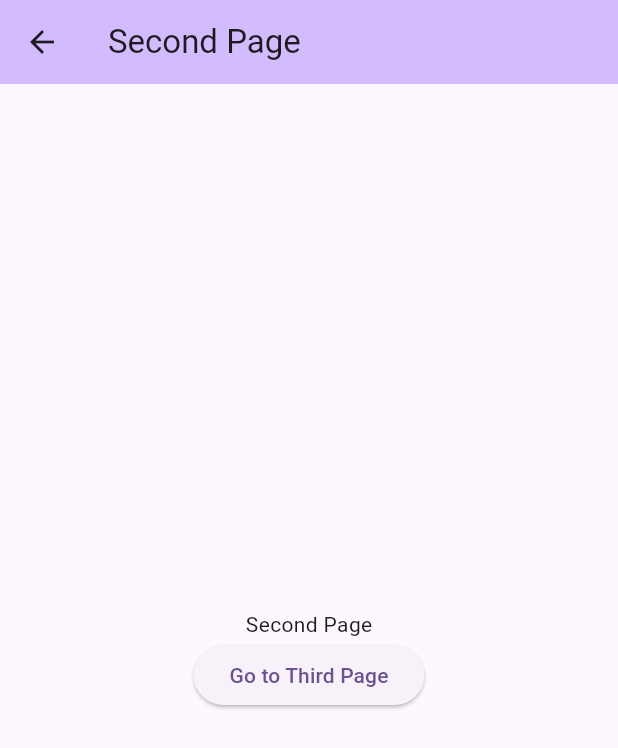
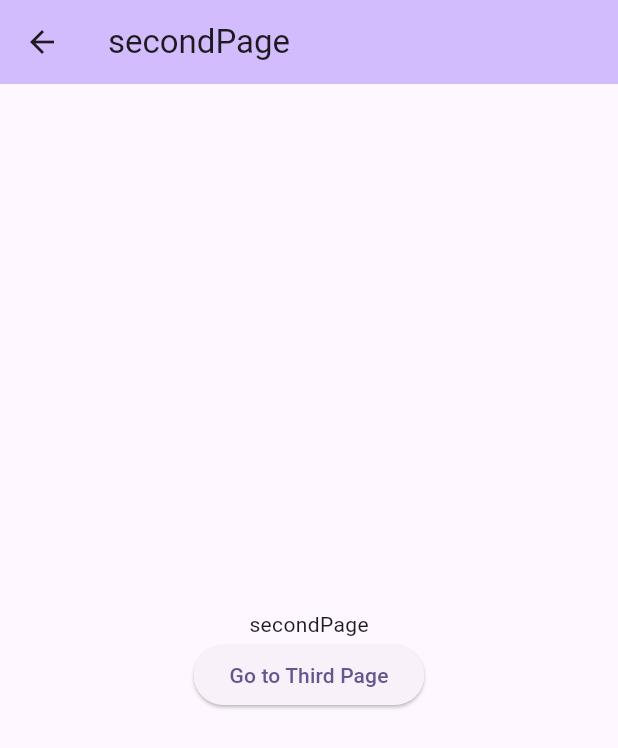
Before and after one commit to janardhan5031/Flutter_practice_app, a Flutter app: the screen it shows after launch, after a tap on "Go to Second Page", on a phone screen of 412 x 824 dp. Shown: the top 748 px of the screen. Run offline on Flutter 3.47's test engine with Material 3 defaults, Android fonts, the phone set to English and light mode, and no system bars.

Commit message:
routes handler for dynamic data

```diff
--- /dev/null
+++ b/flutter_application_1/lib/RouteGenerator.dart
@@ -0,0 +1,26 @@
+import 'package:flutter/material.dart';
+import 'package:flutter_application_1/main.dart';
+
+
+class RouteGenerator {
+  static Route<dynamic> generateRoute(RouteSettings settings) {
+    // Get the arguments passed to the route
+    final args = settings.arguments;
+
+    switch (settings.name) {
+      case '/':
+        return MaterialPageRoute(builder: (_) => FirstPage());
+      case '/second':
+        if(args is String){
+          return MaterialPageRoute(builder: (_) => SecondPage(name:args));
+        }
+        return MaterialPageRoute(builder: (_)=> ErrorPage());
+      case '/third':
+        return MaterialPageRoute(builder: (_) => ThirdPage());
+      default:
+        // If there is no such named route in the switch statement, return an error page.
+        // You can also throw an exception here or handle it in another way.
+        return MaterialPageRoute(builder: (_) => const ErrorPage());
+    }
+  }
+}
--- a/flutter_application_1/lib/main.dart
+++ b/flutter_application_1/lib/main.dart
@@ -1,4 +1,5 @@
 import 'package:flutter/material.dart';
+import 'package:flutter_application_1/RouteGenerator.dart';
 
 void main() {
   runApp(const MyApp());
@@ -16,10 +17,9 @@ class MyApp extends StatelessWidget {
         colorScheme: ColorScheme.fromSeed(seedColor: Colors.deepPurple),
         useMaterial3: true,
       ),
-      home: const FirstPage(),
-      routes: {
-        "/secondPage": (_)=>const SecondPage(name:"janardhan")
-      },
+
+      initialRoute: "/",
+      onGenerateRoute: RouteGenerator.generateRoute,
     );
   }
 }
@@ -49,7 +49,7 @@ class _FirstPageState extends State<FirstPage> {
                     backgroundColor: WidgetStateProperty.all<Color>(
                         Colors.purple.shade200)),
                 onPressed: () {
-                  Navigator.of(context).pushNamed("/secondPage");
+                  Navigator.of(context).pushNamed("/second",arguments: "secondPage");
                 },
                 child: const Text(
                   'Go to Second Page',
@@ -73,13 +73,13 @@ class SecondPage extends StatelessWidget {
     return Scaffold(
         appBar: AppBar(
           backgroundColor: Theme.of(context).colorScheme.inversePrimary,
-          title: const Text('Second Page'),
+          title: Text(name),
         ),
         body: Center(
           child: Column(
             mainAxisAlignment: MainAxisAlignment.center,
             children: [
-              const Text("Second Page"),
+              Text(name),
               ElevatedButton(
                 onPressed: () {
                   Navigator.of(context).push(MaterialPageRoute(
@@ -116,3 +116,15 @@ class ThirdPage extends StatelessWidget {
         ));
   }
 }
+
+class ErrorPage extends StatelessWidget {
+  const ErrorPage({super.key});
+
+  @override
+  Widget build(BuildContext context) {
+    return Scaffold(
+      appBar: AppBar(title: const Text('Error')),
+      body: const Center(child: Text('Route not found')),
+    );
+  }
+}
```
Also changed, not shown: 1 other file.
